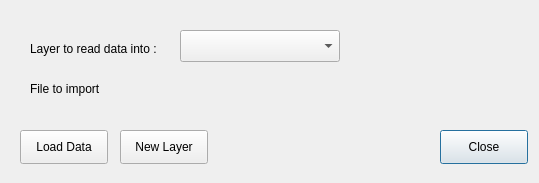
Qt form DataLoader_dialog_base.ui (sickel/qgisspectrereader) before a commit.
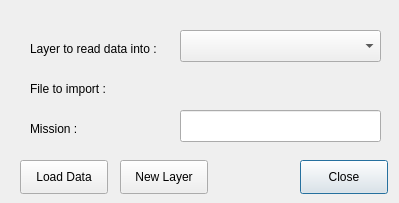
The same form after that commit. Custom widgets are drawn as their Qt base class.

Commit message: Closing file properly. Mission identification. User feedback

```diff
--- a/DataLoader_dialog_base.ui
+++ b/DataLoader_dialog_base.ui
@@ -6,8 +6,8 @@
    <rect>
     <x>0</x>
     <y>0</y>
-    <width>539</width>
-    <height>183</height>
+    <width>399</width>
+    <height>203</height>
    </rect>
   </property>
   <property name="windowTitle">
@@ -16,8 +16,8 @@
   <widget class="QPushButton" name="pbClose">
    <property name="geometry">
     <rect>
-     <x>440</x>
-     <y>130</y>
+     <x>300</x>
+     <y>160</y>
      <width>88</width>
      <height>34</height>
     </rect>
@@ -30,7 +30,7 @@
    <property name="geometry">
     <rect>
      <x>120</x>
-     <y>130</y>
+     <y>160</y>
      <width>88</width>
      <height>34</height>
     </rect>
@@ -43,7 +43,7 @@
    <property name="geometry">
     <rect>
      <x>20</x>
-     <y>130</y>
+     <y>160</y>
      <width>88</width>
      <height>34</height>
     </rect>
@@ -57,7 +57,7 @@
     <rect>
      <x>180</x>
      <y>30</y>
-     <width>160</width>
+     <width>201</width>
      <height>32</height>
     </rect>
    </property>
@@ -95,7 +95,30 @@
     </rect>
    </property>
    <property name="text">
-    <string>File to import</string>
+    <string>File to import :</string>
+   </property>
+  </widget>
+  <widget class="QLabel" name="label_3">
+   <property name="geometry">
+    <rect>
+     <x>30</x>
+     <y>120</y>
+     <width>151</width>
+     <height>18</height>
+    </rect>
+   </property>
+   <property name="text">
+    <string>Mission :</string>
+   </property>
+  </widget>
+  <widget class="QLineEdit" name="leMission">
+   <property name="geometry">
+    <rect>
+     <x>180</x>
+     <y>110</y>
+     <width>201</width>
+     <height>32</height>
+    </rect>
    </property>
   </widget>
  </widget>
```
The commit also changes 1 other file.
